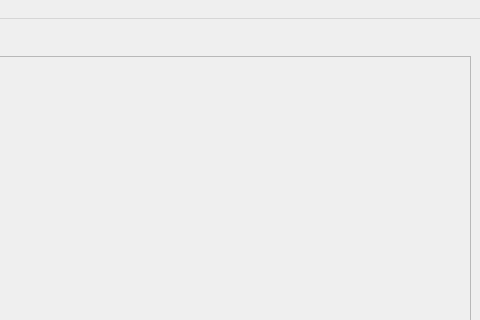
First picture: the form in quest_maker/views/quest_main_view.ui, repository thisisnotruben/ToW-tools, before the edit; both pictures show x 720 to 1200 and y 0 to 320 of the 1200 by 800 pixel window.
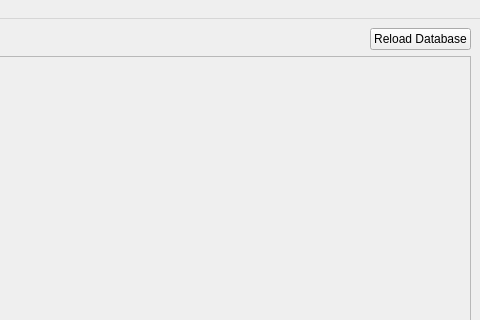
Second picture: the form after the edit.

Diff of the .ui file:
```diff
--- a/quest_maker/views/quest_main_view.ui
+++ b/quest_maker/views/quest_main_view.ui
@@ -111,6 +111,19 @@
           </property>
          </spacer>
         </item>
+        <item>
+         <widget class="QPushButton" name="reload_database_bttn">
+          <property name="text">
+           <string>Reload Database</string>
+          </property>
+          <property name="autoRepeatDelay">
+           <number>1000</number>
+          </property>
+          <property name="autoRepeatInterval">
+           <number>1000</number>
+          </property>
+         </widget>
+        </item>
        </layout>
       </item>
       <item>
```
